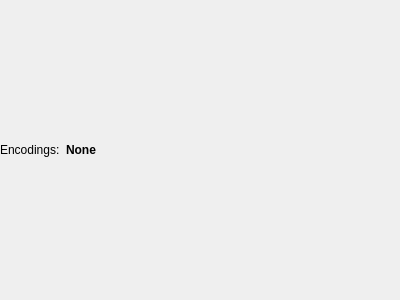
aotuai/brainframe-qt, file brainframe_qt/ui/dialogs/identity_configuration/encoding_list/encoding_list.ui: the form before one commit.
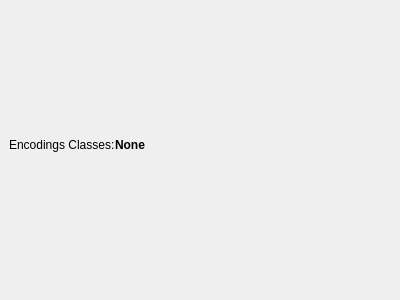
The form after the commit.

Commit message: Encoding class in EncodingSearchFilter is now toggleable

```diff
--- a/brainframe_qt/ui/dialogs/identity_configuration/encoding_list/encoding_list.ui
+++ b/brainframe_qt/ui/dialogs/identity_configuration/encoding_list/encoding_list.ui
@@ -31,8 +31,11 @@
    </property>
    <item>
     <layout class="QHBoxLayout" name="horizontalLayout">
-     <property name="spacing">
-      <number>6</number>
+     <property name="leftMargin">
+      <number>9</number>
+     </property>
+     <property name="bottomMargin">
+      <number>10</number>
      </property>
      <item>
       <widget class="QLabel" name="label">
@@ -43,7 +46,7 @@
         </sizepolicy>
        </property>
        <property name="text">
-        <string>Encodings:</string>
+        <string>Encodings Classes:</string>
        </property>
       </widget>
      </item>
```
Left out of the diff: 3 changed lines with no effect on the pictures. The commit also changes 7 other files.
